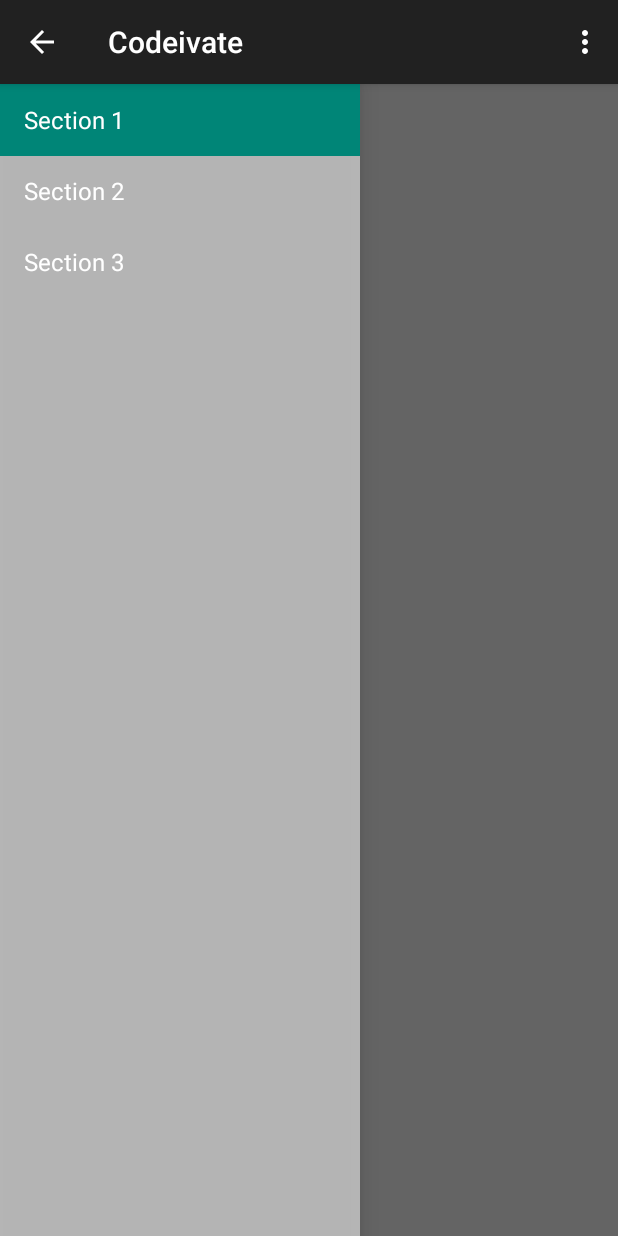
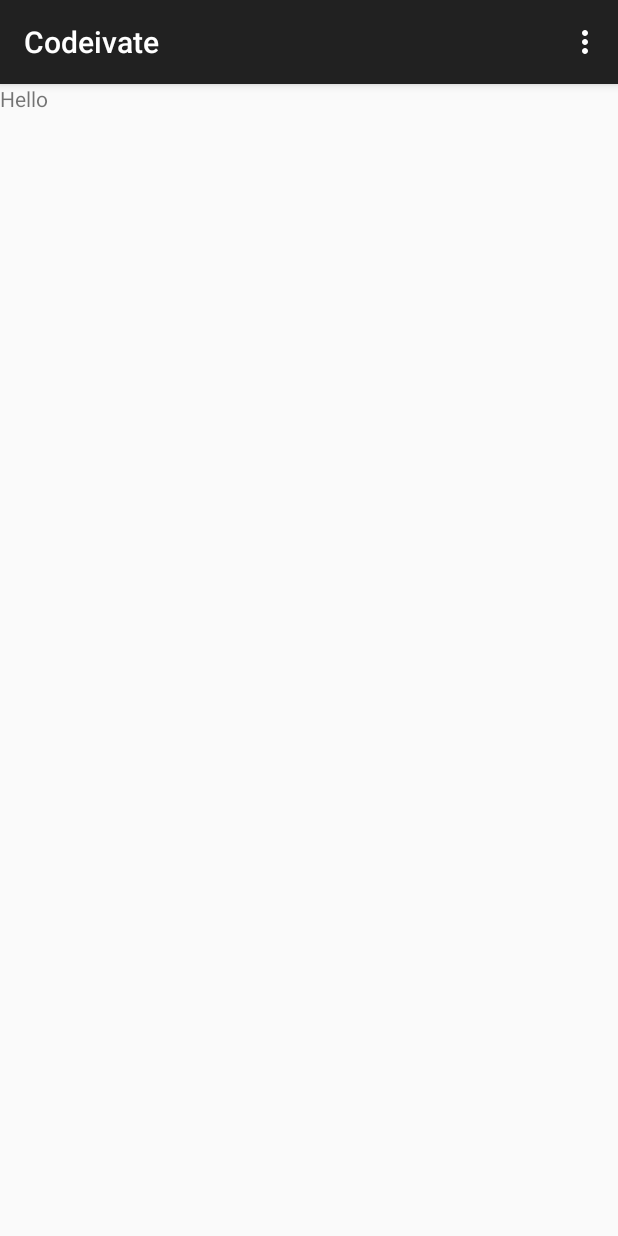
Before and after one commit to roosnic1/codeivate_android, an Android app: the screen it shows after launch (MainActivity), on a phone screen of 412 x 824 dp. Run offline under Robolectric (Android 15) with nearby library versions, the phone set to English and light mode, and no system bars; libraries missing offline, so code that uses them is left out: com.squareup.okhttp; 4 statements that could not run were skipped.

Commit message:
removed drawer layout

```diff
--- a/app/src/main/java/com/koki/codeivate/MainActivity.java
+++ b/app/src/main/java/com/koki/codeivate/MainActivity.java
@@ -23,33 +23,14 @@ import android.widget.Toast;
 import com.koki.codeivate.Models.CodeivateUser;
 
 
-public class MainActivity extends ActionBarActivity
-        implements NavigationDrawerFragment.NavigationDrawerCallbacks, IContentLoaderCallback {
+public class MainActivity extends ActionBarActivity implements IContentLoaderCallback {
 
     private static final String TAG = "MainActivity";
-    /**
-     * Fragment managing the behaviors, interactions and presentation of the navigation drawer.
-     */
-    private NavigationDrawerFragment mNavigationDrawerFragment;
-
-    /**
-     * Used to store the last screen title. For use in {@link #restoreActionBar()}.
-     */
-    private CharSequence mTitle;
 
     @Override
     protected void onCreate(Bundle savedInstanceState) {
         super.onCreate(savedInstanceState);
         setContentView(R.layout.activity_main);
-
-        mNavigationDrawerFragment = (NavigationDrawerFragment)
-                getSupportFragmentManager().findFragmentById(R.id.navigation_drawer);
-        mTitle = getTitle();
-
-        // Set up the drawer.
-        mNavigationDrawerFragment.setUp(
-                R.id.navigation_drawer,
-                (DrawerLayout) findViewById(R.id.drawer_layout));
 
 
         //Call ContentLoader
@@ -57,48 +38,28 @@ public class MainActivity extends ActionBarActivity
         cl.loadJSON();
     }
 
-    @Override
-    public void onNavigationDrawerItemSelected(int position) {
-        // update the main content by replacing fragments
-        FragmentManager fragmentManager = getSupportFragmentManager();
-        fragmentManager.beginTransaction()
-                .replace(R.id.container, PlaceholderFragment.newInstance(position + 1))
-                .commit();
-    }
-
-    public void onSectionAttached(int number) {
-        switch (number) {
-            case 1:
-                mTitle = getString(R.string.title_section1);
-                break;
-            case 2:
-                mTitle = getString(R.string.title_section2);
-                break;
-            case 3:
-                mTitle = getString(R.string.title_section3);
-                break;
-        }
-    }
 
     public void restoreActionBar() {
         ActionBar actionBar = getSupportActionBar();
         actionBar.setNavigationMode(ActionBar.NAVIGATION_MODE_STANDARD);
         actionBar.setDisplayShowTitleEnabled(true);
-        actionBar.setTitle(mTitle);
+        //actionBar.setTitle(mTitle);
     }
 
 
     @Override
     public boolean onCreateOptionsMenu(Menu menu) {
-        if (!mNavigationDrawerFragment.isDrawerOpen()) {
+        /*if (!mNavigationDrawerFragment.isDrawerOpen()) {
             // Only show items in the action bar relevant to this screen
             // if the drawer is not showing. Otherwise, let the drawer
             // decide what to show in the action bar.
-            getMenuInflater().inflate(R.menu.main, menu);
+
             restoreActionBar();
             return true;
-        }
-        return super.onCreateOptionsMenu(menu);
+        }*/
+        getMenuInflater().inflate(R.menu.main, menu);
+        return true;
+        //return super.onCreateOptionsMenu(menu);
     }
 
     @Override
@@ -127,44 +88,5 @@ public class MainActivity extends ActionBarActivity
         Log.e(TAG,"ContentLoader failed with message: " + errorMessage);
     }
 
-    /**
-     * A placeholder fragment containing a simple view.
-     */
-    public static class PlaceholderFragment extends Fragment {
-        /**
-         * The fragment argument representing the section number for this
-         * fragment.
-         */
-        private static final String ARG_SECTION_NUMBER = "section_number";
-
-        /**
-         * Returns a new instance of this fragment for the given section
-         * number.
-         */
-        public static PlaceholderFragment newInstance(int sectionNumber) {
-            PlaceholderFragment fragment = new PlaceholderFragment();
-            Bundle args = new Bundle();
-            args.putInt(ARG_SECTION_NUMBER, sectionNumber);
-            fragment.setArguments(args);
-            return fragment;
-        }
-
-        public PlaceholderFragment() {
-        }
-
-        @Override
-        public View onCreateView(LayoutInflater inflater, ViewGroup container,
-                                 Bundle savedInstanceState) {
-            View rootView = inflater.inflate(R.layout.fragment_main, container, false);
-            return rootView;
-        }
-
-        @Override
-        public void onAttach(Activity activity) {
-            super.onAttach(activity);
-            ((MainActivity) activity).onSectionAttached(
-                    getArguments().getInt(ARG_SECTION_NUMBER));
-        }
-    }
 
 }
--- a/app/src/main/java/com/koki/codeivate/NavigationDrawerFragment.java
+++ /dev/null
@@ -1,282 +0,0 @@
-package com.koki.codeivate;
-
-import android.support.v7.app.ActionBarActivity;
-import android.app.Activity;
-import android.support.v7.app.ActionBar;
-import android.support.v4.app.Fragment;
-import android.support.v4.app.ActionBarDrawerToggle;
-import android.support.v4.view.GravityCompat;
-import android.support.v4.widget.DrawerLayout;
-import android.content.SharedPreferences;
-import android.content.res.Configuration;
-import android.os.Bundle;
-import android.preference.PreferenceManager;
-import android.view.LayoutInflater;
-import android.view.Menu;
-import android.view.MenuInflater;
-import android.view.MenuItem;
-import android.view.View;
-import android.view.ViewGroup;
-import android.widget.AdapterView;
-import android.widget.ArrayAdapter;
-import android.widget.ListView;
-import android.widget.Toast;
-
-/**
- * Fragment used for managing interactions for and presentation of a navigation drawer.
- * See the <a href="https://developer.android.com/design/patterns/navigation-drawer.html#Interaction">
- * design guidelines</a> for a complete explanation of the behaviors implemented here.
- */
-public class NavigationDrawerFragment extends Fragment {
-
-    /**
-     * Remember the position of the selected item.
-     */
-    private static final String STATE_SELECTED_POSITION = "selected_navigation_drawer_position";
-
-    /**
-     * Per the design guidelines, you should show the drawer on launch until the user manually
-     * expands it. This shared preference tracks this.
-     */
-    private static final String PREF_USER_LEARNED_DRAWER = "navigation_drawer_learned";
-
-    /**
-     * A pointer to the current callbacks instance (the Activity).
-     */
-    private NavigationDrawerCallbacks mCallbacks;
-
-    /**
-     * Helper component that ties the action bar to the navigation drawer.
-     */
-    private ActionBarDrawerToggle mDrawerToggle;
-
-    private DrawerLayout mDrawerLayout;
-    private ListView mDrawerListView;
-    private View mFragmentContainerView;
-
-    private int mCurrentSelectedPosition = 0;
-    private boolean mFromSavedInstanceState;
-    private boolean mUserLearnedDrawer;
-
-    public NavigationDrawerFragment() {
-    }
-
-    @Override
-    public void onCreate(Bundle savedInstanceState) {
-        super.onCreate(savedInstanceState);
-
-        // Read in the flag indicating whether or not the user has demonstrated awareness of the
-        // drawer. See PREF_USER_LEARNED_DRAWER for details.
-        SharedPreferences sp = PreferenceManager.getDefaultSharedPreferences(getActivity());
-        mUserLearnedDrawer = sp.getBoolean(PREF_USER_LEARNED_DRAWER, false);
-
-        if (savedInstanceState != null) {
-            mCurrentSelectedPosition = savedInstanceState.getInt(STATE_SELECTED_POSITION);
-            mFromSavedInstanceState = true;
-        }
-
-        // Select either the default item (0) or the last selected item.
-        selectItem(mCurrentSelectedPosition);
-    }
-
-    @Override
-    public void onActivityCreated(Bundle savedInstanceState) {
-        super.onActivityCreated(savedInstanceState);
-        // Indicate that this fragment would like to influence the set of actions in the action bar.
-        setHasOptionsMenu(true);
-    }
-
-    @Override
-    public View onCreateView(LayoutInflater inflater, ViewGroup container,
-                             Bundle savedInstanceState) {
-        mDrawerListView = (ListView) inflater.inflate(
-                R.layout.fragment_navigation_drawer, container, false);
-        mDrawerListView.setOnItemClickListener(new AdapterView.OnItemClickListener() {
-            @Override
-            public void onItemClick(AdapterView<?> parent, View view, int position, long id) {
-                selectItem(position);
-            }
-        });
-        mDrawerListView.setAdapter(new ArrayAdapter<String>(
-                getActionBar().getThemedContext(),
-                android.R.layout.simple_list_item_activated_1,
-                android.R.id.text1,
-                new String[]{
-                        getString(R.string.title_section1),
-                        getString(R.string.title_section2),
-                        getString(R.string.title_section3),
-                }));
-        mDrawerListView.setItemChecked(mCurrentSelectedPosition, true);
-        return mDrawerListView;
-    }
-
-    public boolean isDrawerOpen() {
-        return mDrawerLayout != null && mDrawerLayout.isDrawerOpen(mFragmentContainerView);
-    }
-
-    /**
-     * Users of this fragment must call this method to set up the navigation drawer interactions.
-     *
-     * @param fragmentId   The android:id of this fragment in its activity's layout.
-     * @param drawerLayout The DrawerLayout containing this fragment's UI.
-     */
-    public void setUp(int fragmentId, DrawerLayout drawerLayout) {
-        mFragmentContainerView = getActivity().findViewById(fragmentId);
-        mDrawerLayout = drawerLayout;
-
-        // set a custom shadow that overlays the main content when the drawer opens
-        mDrawerLayout.setDrawerShadow(R.drawable.drawer_shadow, GravityCompat.START);
-        // set up the drawer's list view with items and click listener
-
-        ActionBar actionBar = getActionBar();
-        actionBar.setDisplayHomeAsUpEnabled(true);
-        actionBar.setHomeButtonEnabled(true);
-
-        // ActionBarDrawerToggle ties together the the proper interactions
-        // between the navigation drawer and the action bar app icon.
-        mDrawerToggle = new ActionBarDrawerToggle(
-                getActivity(),                    /* host Activity */
-                mDrawerLayout,                    /* DrawerLayout object */
-                R.drawable.ic_drawer,             /* nav drawer image to replace 'Up' caret */
-                R.string.navigation_drawer_open,  /* "open drawer" description for accessibility */
-                R.string.navigation_drawer_close  /* "close drawer" description for accessibility */
-        ) {
-            @Override
-            public void onDrawerClosed(View drawerView) {
-                super.onDrawerClosed(drawerView);
-                if (!isAdded()) {
-                    return;
-                }
-
-                getActivity().supportInvalidateOptionsMenu(); // calls onPrepareOptionsMenu()
-            }
-
-            @Override
-            public void onDrawerOpened(View drawerView) {
-                super.onDrawerOpened(drawerView);
-                if (!isAdded()) {
-                    return;
-                }
-
-                if (!mUserLearnedDrawer) {
-                    // The user manually opened the drawer; store this flag to prevent auto-showing
-                    // the navigation drawer automatically in the future.
-                    mUserLearnedDrawer = true;
-                    SharedPreferences sp = PreferenceManager
-                            .getDefaultSharedPreferences(getActivity());
-                    sp.edit().putBoolean(PREF_USER_LEARNED_DRAWER, true).apply();
-                }
-
-                getActivity().supportInvalidateOptionsMenu(); // calls onPrepareOptionsMenu()
-            }
-        };
-
-        // If the user hasn't 'learned' about the drawer, open it to introduce them to the drawer,
-        // per the navigation drawer design guidelines.
-        if (!mUserLearnedDrawer && !mFromSavedInstanceState) {
-            mDrawerLayout.openDrawer(mFragmentContainerView);
-        }
-
-        // Defer code dependent on restoration of previous instance state.
-        mDrawerLayout.post(new Runnable() {
-            @Override
-            public void run() {
-                mDrawerToggle.syncState();
-            }
-        });
-
-        mDrawerLayout.setDrawerListener(mDrawerToggle);
-    }
-
-    private void selectItem(int position) {
-        mCurrentSelectedPosition = position;
-        if (mDrawerListView != null) {
-            mDrawerListView.setItemChecked(position, true);
-        }
-        if (mDrawerLayout != null) {
-            mDrawerLayout.closeDrawer(mFragmentContainerView);
-        }
-        if (mCallbacks != null) {
-            mCallbacks.onNavigationDrawerItemSelected(position);
-        }
-    }
-
-    @Override
-    public void onAttach(Activity activity) {
-        super.onAttach(activity);
-        try {
-            mCallbacks = (NavigationDrawerCallbacks) activity;
-        } catch (ClassCastException e) {
-            throw new ClassCastException("Activity must implement NavigationDrawerCallbacks.");
-        }
-    }
-
-    @Override
-    public void onDetach() {
-        super.onDetach();
-        mCallbacks = null;
-    }
-
-    @Override
-    public void onSaveInstanceState(Bundle outState) {
-        super.onSaveInstanceState(outState);
-        outState.putInt(STATE_SELECTED_POSITION, mCurrentSelectedPosition);
-    }
-
-    @Override
-    public void onConfigurationChanged(Configuration newConfig) {
-        super.onConfigurationChanged(newConfig);
-        // Forward the new configuration the drawer toggle component.
-        mDrawerToggle.onConfigurationChanged(newConfig);
-    }
-
-    @Override
-    public void onCreateOptionsMenu(Menu menu, MenuInflater inflater) {
-        // If the drawer is open, show the global app actions in the action bar. See also
-        // showGlobalContextActionBar, which controls the top-left area of the action bar.
-        if (mDrawerLayout != null && isDrawerOpen()) {
-            inflater.inflate(R.menu.global, menu);
-            showGlobalContextActionBar();
-        }
-        super.onCreateOptionsMenu(menu, inflater);
-    }
-
-    @Override
-    public boolean onOptionsItemSelected(MenuItem item) {
-        if (mDrawerToggle.onOptionsItemSelected(item)) {
-            return true;
-        }
-
-        if (item.getItemId() == R.id.action_example) {
-            Toast.makeText(getActivity(), "Example action.", Toast.LENGTH_SHORT).show();
-            return true;
-        }
-
-        return super.onOptionsItemSelected(item);
-    }
-
-    /**
-     * Per the navigation drawer design guidelines, updates the action bar to show the global app
-     * 'context', rather than just what's in the current screen.
-     */
-    private void showGlobalContextActionBar() {
-        ActionBar actionBar = getActionBar();
-        actionBar.setDisplayShowTitleEnabled(true);
-        actionBar.setNavigationMode(ActionBar.NAVIGATION_MODE_STANDARD);
-        actionBar.setTitle(R.string.app_name);
-    }
-
-    private ActionBar getActionBar() {
-        return ((ActionBarActivity) getActivity()).getSupportActionBar();
-    }
-
-    /**
-     * Callbacks interface that all activities using this fragment must implement.
-     */
-    public static interface NavigationDrawerCallbacks {
-        /**
-         * Called when an item in the navigation drawer is selected.
-         */
-        void onNavigationDrawerItemSelected(int position);
-    }
-}
--- a/app/src/main/res/layout/activity_main.xml
+++ b/app/src/main/res/layout/activity_main.xml
@@ -1,24 +1,11 @@
-<!-- A DrawerLayout is intended to be used as the top-level content view using match_parent for both width and height to consume the full space available. -->
-<android.support.v4.widget.DrawerLayout xmlns:android="http://schemas.android.com/apk/res/android"
-    xmlns:tools="http://schemas.android.com/tools" android:id="@+id/drawer_layout"
-    android:layout_width="match_parent" android:layout_height="match_parent"
-    tools:context=".MainActivity">
+<RelativeLayout xmlns:android="http://schemas.android.com/apk/res/android"
+    android:layout_width="match_parent"
+    android:layout_height="match_parent">
 
-    <!-- As the main content view, the view below consumes the entire
-         space available using match_parent in both dimensions. -->
-    <FrameLayout android:id="@+id/container" android:layout_width="match_parent"
-        android:layout_height="match_parent" />
+    <TextView
+        android:layout_width="match_parent"
+        android:layout_height="20dp"
+        android:text="Hello"/>
 
-    <!-- android:layout_gravity="start" tells DrawerLayout to treat
-         this as a sliding drawer on the left side for left-to-right
-         languages and on the right side for right-to-left languages.
-         If you're not building against API 17 or higher, use
-         android:layout_gravity="left" instead. -->
-    <!-- The drawer is given a fixed width in dp and extends the full height of
-         the container. -->
-    <fragment android:id="@+id/navigation_drawer"
-        android:layout_width="@dimen/navigation_drawer_width" android:layout_height="match_parent"
-        android:layout_gravity="start" android:name="com.koki.codeivate.NavigationDrawerFragment"
-        tools:layout="@layout/fragment_navigation_drawer" />
 
-</android.support.v4.widget.DrawerLayout>
+    </RelativeLayout>
--- a/app/src/main/res/layout/fragment_main.xml
+++ /dev/null
@@ -1,12 +0,0 @@
-<RelativeLayout xmlns:android="http://schemas.android.com/apk/res/android"
-    xmlns:tools="http://schemas.android.com/tools" android:layout_width="match_parent"
-    android:layout_height="match_parent" android:paddingLeft="@dimen/activity_horizontal_margin"
-    android:paddingRight="@dimen/activity_horizontal_margin"
-    android:paddingTop="@dimen/activity_vertical_margin"
-    android:paddingBottom="@dimen/activity_vertical_margin"
-    tools:context=".MainActivity$PlaceholderFragment">
-
-    <TextView android:id="@+id/section_label" android:layout_width="wrap_content"
-        android:layout_height="wrap_content" />
-
-</RelativeLayout>
--- a/app/src/main/res/layout/fragment_navigation_drawer.xml
+++ /dev/null
@@ -1,5 +0,0 @@
-<ListView xmlns:android="http://schemas.android.com/apk/res/android"
-    xmlns:tools="http://schemas.android.com/tools" android:layout_width="match_parent"
-    android:layout_height="match_parent" android:choiceMode="singleChoice"
-    android:divider="@android:color/transparent" android:dividerHeight="0dp"
-    android:background="#cccc" tools:context=".NavigationDrawerFragment" />
```
